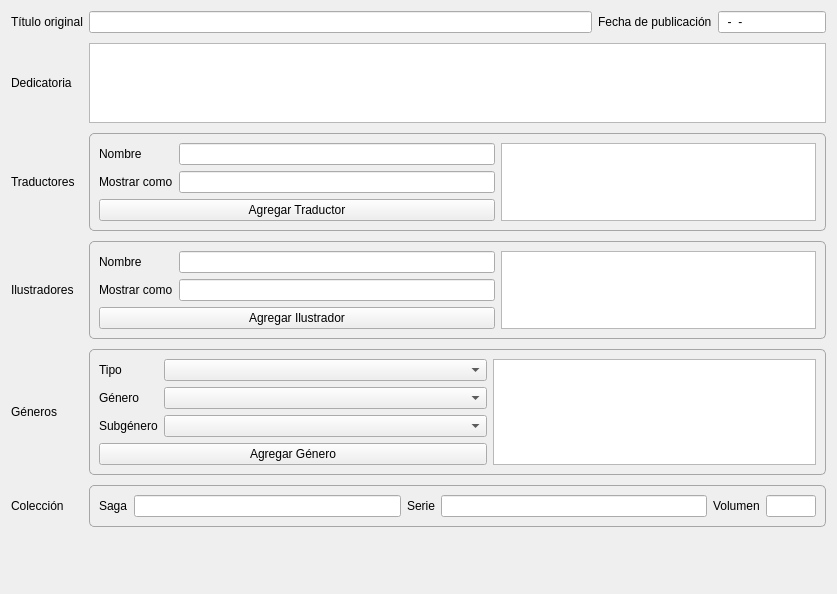
Before: the Qt Designer form gui/forms/additional_metadata_widget.ui in leandro86/epubcreator, drawn with Qt 5.
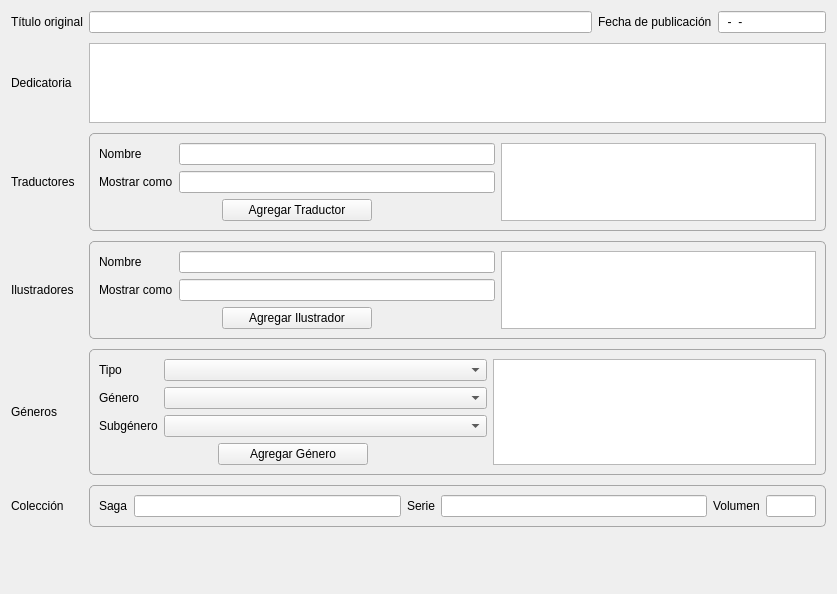
After: the same form once the commit is applied. Icons and pictures are not drawn. Custom widgets are drawn as their Qt base class.

Commit message: Gui: reducido tamaño de algunos botones.

Patch:
```diff
--- a/gui/forms/additional_metadata_widget.ui
+++ b/gui/forms/additional_metadata_widget.ui
@@ -242,7 +242,7 @@
         </property>
        </widget>
       </item>
-      <item row="2" column="0" colspan="2">
+      <item row="2" column="0" colspan="2" alignment="Qt::AlignHCenter">
        <widget class="QPushButton" name="addTranslatorButton">
         <property name="sizePolicy">
          <sizepolicy hsizetype="Expanding" vsizetype="Fixed">
@@ -250,6 +250,12 @@
           <verstretch>0</verstretch>
          </sizepolicy>
         </property>
+        <property name="minimumSize">
+         <size>
+          <width>150</width>
+          <height>0</height>
+         </size>
+        </property>
         <property name="text">
          <string>Agregar Traductor</string>
         </property>
@@ -313,7 +319,7 @@
       <item row="1" column="1">
        <widget class="QLineEdit" name="ilustratorFileAsInput"/>
       </item>
-      <item row="2" column="0" colspan="2">
+      <item row="2" column="0" colspan="2" alignment="Qt::AlignHCenter">
        <widget class="QPushButton" name="addIlustratorButton">
         <property name="sizePolicy">
          <sizepolicy hsizetype="Expanding" vsizetype="Fixed">
@@ -321,6 +327,12 @@
           <verstretch>0</verstretch>
          </sizepolicy>
         </property>
+        <property name="minimumSize">
+         <size>
+          <width>150</width>
+          <height>0</height>
+         </size>
+        </property>
         <property name="text">
          <string>Agregar Ilustrador</string>
         </property>
@@ -427,7 +439,7 @@
         </property>
        </widget>
       </item>
-      <item row="3" column="0" colspan="2">
+      <item row="3" column="0" colspan="2" alignment="Qt::AlignHCenter">
        <widget class="QPushButton" name="addGenreButton">
         <property name="sizePolicy">
          <sizepolicy hsizetype="Expanding" vsizetype="Fixed">
@@ -435,6 +447,12 @@
           <verstretch>0</verstretch>
          </sizepolicy>
         </property>
+        <property name="minimumSize">
+         <size>
+          <width>150</width>
+          <height>0</height>
+         </size>
+        </property>
         <property name="text">
          <string>Agregar Género</string>
         </property>
```
Left out of the diff: 4 changed lines with no effect on the pictures. The commit also changes 3 other files.
